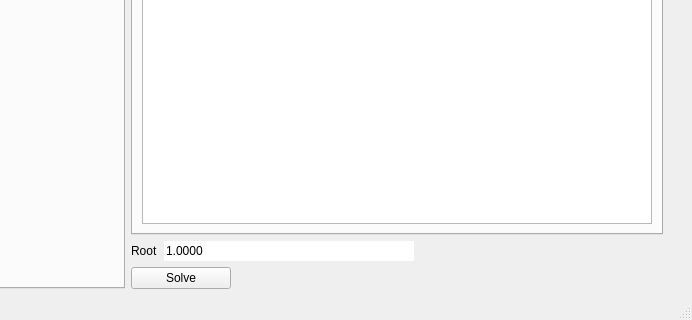
The window that part1.ui (MohammedAbdelbarry/numerical-analysis) describes before a commit, drawn with Qt 5; both pictures show x 416 to 1108 and y 435 to 755 of the 1108 by 755 pixel window.
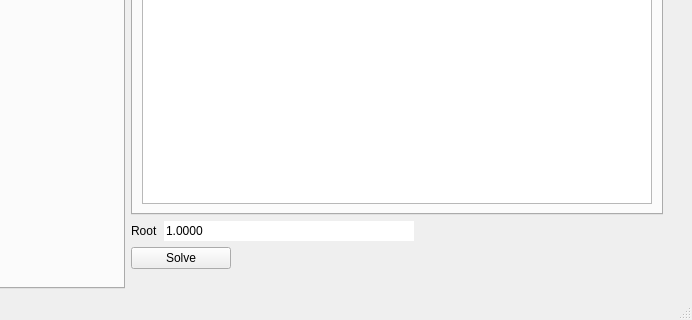
The same window after the commit.

Commit message: Error handling stuff, method integration

```diff
--- a/part1.ui
+++ b/part1.ui
@@ -265,6 +265,22 @@
         </property>
        </widget>
       </item>
+      <item>
+       <widget class="QLabel" name="error_msg">
+        <property name="font">
+         <font>
+          <weight>50</weight>
+          <bold>false</bold>
+         </font>
+        </property>
+        <property name="styleSheet">
+         <string notr="true">color: red</string>
+        </property>
+        <property name="text">
+         <string/>
+        </property>
+       </widget>
+      </item>
      </layout>
     </item>
     <item>
```
Left out of the diff: 2 changed lines with no effect on the pictures. The commit also changes 2 other files.
